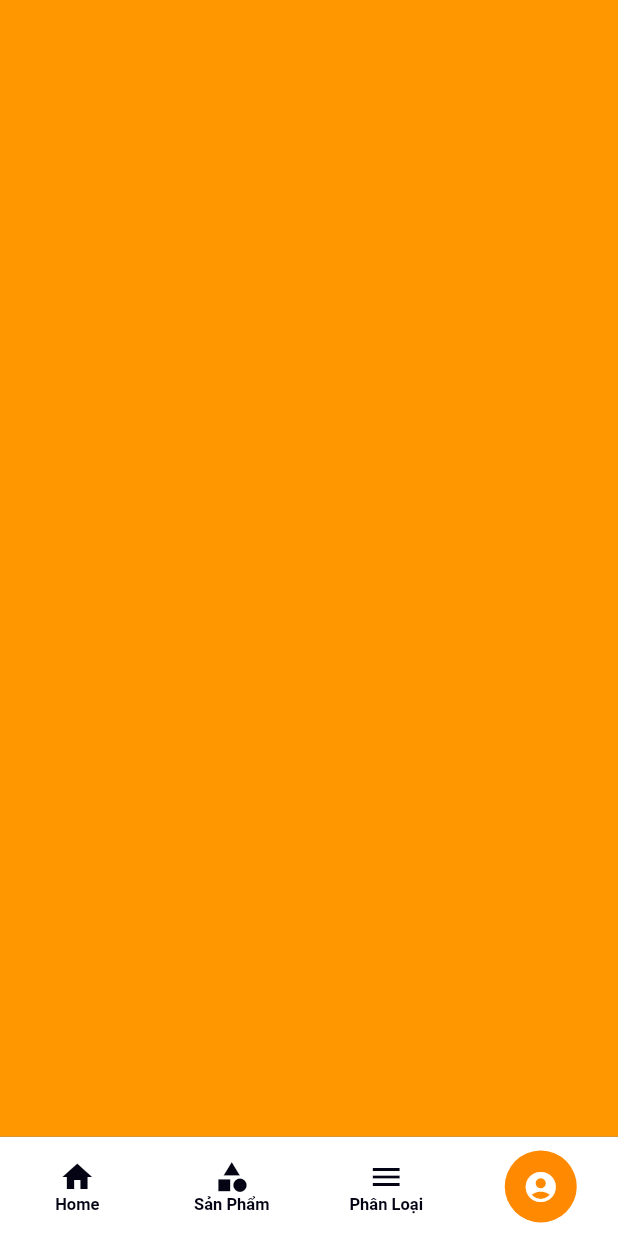
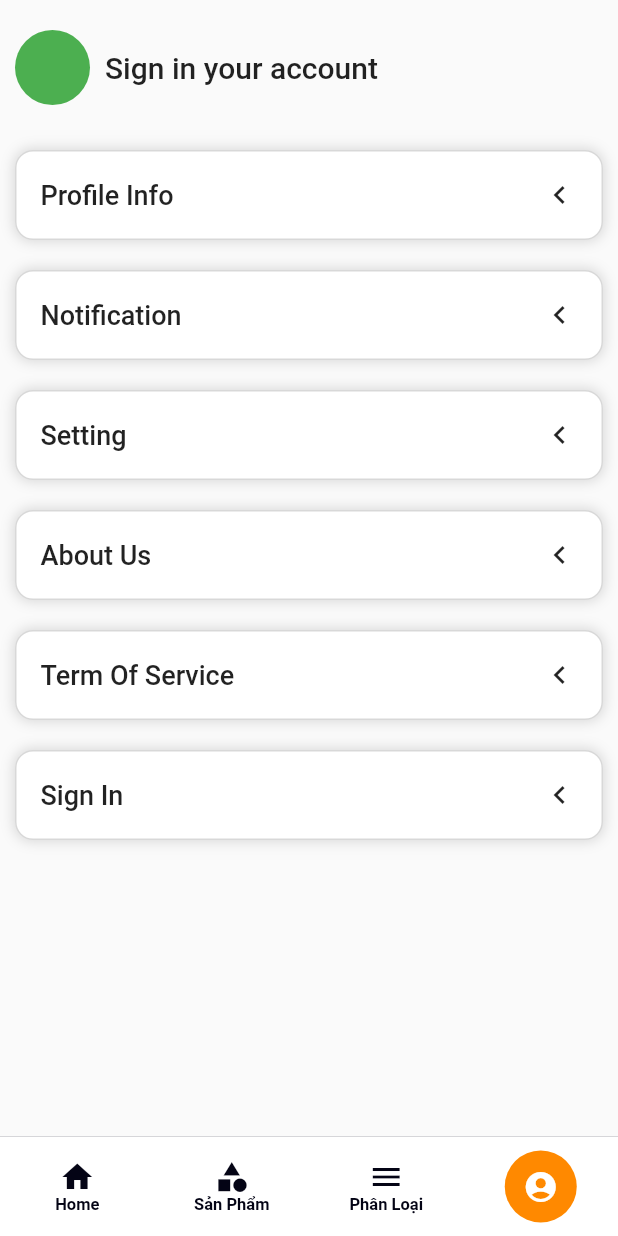
Before and after one commit to khangpham202/grocery_app, a Flutter app: the screen it shows after launch, item 4 of the bottom bar chosen, on a phone screen of 412 x 824 dp. Run offline on Flutter 3.47's test engine with Material 2 defaults, Android fonts, the phone set to English and light mode, and no system bars; drawn by our look-alikes of flutter_snake_navigationbar; our stand-ins replace badges, cached_network_image, carousel_slider, get, hive, hive_flutter and 1 more; accounts and stored records are empty; network calls fail.

Commit message:
Vinh commit implement setting page

```diff
--- /dev/null
+++ b/lib/pages/setting/component/setting_item.dart
@@ -0,0 +1,39 @@
+import 'package:flutter/material.dart';
+
+class SettingItem extends StatelessWidget {
+  final String? title;
+  final VoidCallback onTapItem;
+  const SettingItem({super.key, this.title, required this.onTapItem});
+  @override
+  Widget build(BuildContext context) {
+    return GestureDetector(
+      onTap: onTapItem,
+      child: Container(
+        height: 60,
+        margin: const EdgeInsets.all(10),
+        decoration: BoxDecoration(
+            color: Colors.white,
+            borderRadius: const BorderRadius.all(Radius.circular(12)),
+            border: Border.all(color: Colors.grey.withOpacity(0.4)),
+            boxShadow: [
+              BoxShadow(
+                  color: Colors.grey.withOpacity(0.4),
+                  spreadRadius: 0.1,
+                  blurRadius: 7)
+            ]),
+        child: Padding(
+          padding: const EdgeInsets.symmetric(horizontal: 16),
+          child: Row(
+            mainAxisAlignment: MainAxisAlignment.spaceBetween,
+            children: [
+              Text(title ?? '',
+                  style: const TextStyle(
+                      fontWeight: FontWeight.w500, fontSize: 18)),
+              const Icon(Icons.keyboard_arrow_left_outlined),
+            ],
+          ),
+        ),
+      ),
+    );
+  }
+}
--- /dev/null
+++ b/lib/pages/setting/setting_page.dart
@@ -0,0 +1,60 @@
+import 'package:flutter/material.dart';
+import 'package:my_shopping_app/pages/setting/component/setting_item.dart';
+
+class SettingPage extends StatelessWidget {
+  const SettingPage({super.key});
+
+  @override
+  Widget build(BuildContext context) {
+    return Column(
+      children: [
+        _buildHeader(),
+        SettingItem(
+          title: 'Profile Info',
+          onTapItem: () {},
+        ),
+        SettingItem(
+          title: 'Notification',
+          onTapItem: () {},
+        ),
+        SettingItem(
+          title: 'Setting',
+          onTapItem: () {},
+        ),
+        SettingItem(
+          title: 'About Us',
+          onTapItem: () {},
+        ),
+        SettingItem(
+          title: 'Term Of Service',
+          onTapItem: () {},
+        ),
+        SettingItem(
+          title: 'Sign In',
+          onTapItem: () {},
+        ),
+      ],
+    );
+  }
+
+  Widget _buildHeader() {
+    return Padding(
+      padding: const EdgeInsets.symmetric(vertical: 20, horizontal: 10),
+      child: Row(
+        children: [
+          Container(
+            height: 50,
+            width: 50,
+            margin: EdgeInsets.only(right: 10),
+            decoration: BoxDecoration(
+              color: Colors.green,
+              borderRadius: BorderRadius.all(Radius.circular(35)),
+            ),
+          ),
+          Text('Sign in your account',
+              style: TextStyle(fontSize: 20, fontWeight: FontWeight.w500))
+        ],
+      ),
+    );
+  }
+}
--- a/lib/view/dashboard/dashboard_screen.dart
+++ b/lib/view/dashboard/dashboard_screen.dart
@@ -3,6 +3,8 @@ import 'package:flutter_snake_navigationbar/flutter_snake_navigationbar.dart';
 import 'package:get/get.dart';
 import 'package:my_shopping_app/controller/dashboard_controller.dart';
 import 'package:my_shopping_app/view/home/home_screen.dart';
+
+import '../../pages/setting/setting_page.dart';
 
 class DashboardScreen extends StatelessWidget {
   const DashboardScreen({super.key});
@@ -22,43 +24,39 @@ class DashboardScreen extends StatelessWidget {
               Container(
                 color: Colors.blue,
               ),
-              Container(
-                color: Colors.orange,
-              ),
-
+              const SettingPage(),
             ],
           ),
         ),
         bottomNavigationBar: Container(
           decoration: BoxDecoration(
-            color: Colors.white,
-            border: Border(
-              top: BorderSide(
+              color: Colors.white,
+              border: Border(
+                  top: BorderSide(
                 color: Theme.of(context).colorScheme.secondary,
                 width: 0.1,
-              )
-            )
-          ),
+              ))),
           child: SnakeNavigationBar.color(
             behaviour: SnakeBarBehaviour.floating,
             snakeShape: SnakeShape.circle,
             padding: const EdgeInsets.symmetric(vertical: 5),
-            unselectedLabelStyle: const TextStyle(
-                fontSize: 11,
-              fontWeight: FontWeight.w600
-            ),
+            unselectedLabelStyle:
+                const TextStyle(fontSize: 11, fontWeight: FontWeight.w600),
             snakeViewColor: Theme.of(context).primaryColor,
             unselectedItemColor: Theme.of(context).colorScheme.secondary,
             showUnselectedLabels: true,
             currentIndex: controller.tabIndex,
-            onTap: (val){
+            onTap: (val) {
               controller.updateIndex(val);
             },
             items: const [
               BottomNavigationBarItem(icon: Icon(Icons.home), label: 'Home'),
-              BottomNavigationBarItem(icon: Icon(Icons.category), label: 'Sản Phẩm'),
-              BottomNavigationBarItem(icon: Icon(Icons.menu), label: 'Phân Loại'),
-              BottomNavigationBarItem(icon: Icon(Icons.account_circle), label: 'Tài khoản'),
+              BottomNavigationBarItem(
+                  icon: Icon(Icons.category), label: 'Sản Phẩm'),
+              BottomNavigationBarItem(
+                  icon: Icon(Icons.menu), label: 'Phân Loại'),
+              BottomNavigationBarItem(
+                  icon: Icon(Icons.account_circle), label: 'Tài khoản'),
             ],
           ),
         ),
```
Also changed, not shown: lib/pages/setting/setting_controller.dart (added).
